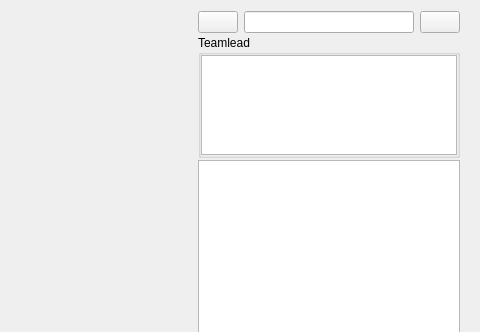
First picture: the form in Reports/cr5mfdaily.ui, repository End1-1/Cafe5, before the edit; both pictures show x 498 to 978 and y 0 to 332 of the 978 by 722 pixel window.
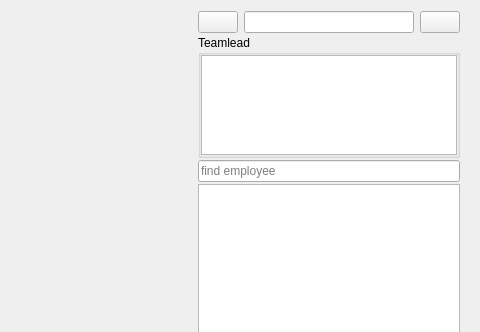
Second picture: the form after the edit. Icons and pictures are not drawn. Custom widgets are drawn as their Qt base class.

Diff of the .ui file:
```diff
--- a/Reports/cr5mfdaily.ui
+++ b/Reports/cr5mfdaily.ui
@@ -130,6 +130,13 @@
         </layout>
        </widget>
       </item>
+      <item>
+       <widget class="QLineEdit" name="leFilterWorker">
+        <property name="placeholderText">
+         <string>find employee</string>
+        </property>
+       </widget>
+      </item>
       <item>
        <widget class="QListWidget" name="lstWorkers">
         <property name="sizePolicy">
```
Left out of the diff: 3 changed lines with no effect on the pictures.
